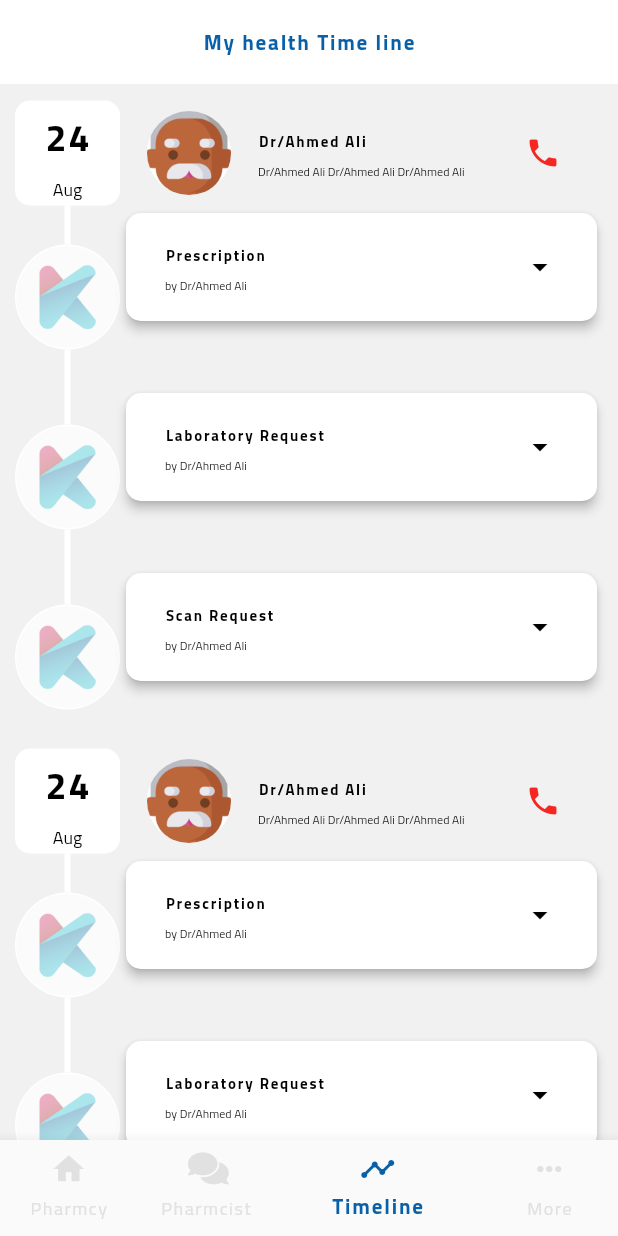
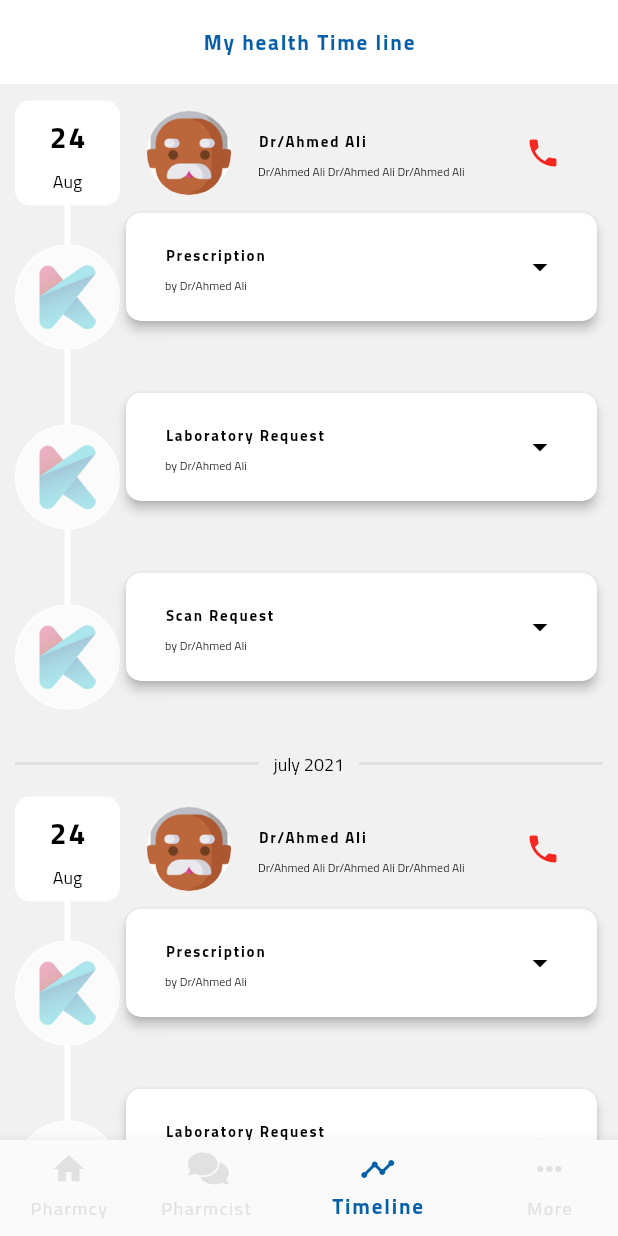
Before and after one commit to ahmedibrahim240/konsolto, a Flutter app: the screen it shows after launch, item 3 of the bottom bar chosen, on a phone screen of 412 x 824 dp. Run offline on Flutter 3.47's test engine with Material 2 defaults, Android fonts, the phone set to English and light mode, and no system bars; drawn by our look-alikes of timeline_tile; our stand-ins replace cached_network_image, carousel_indicator, carousel_slider, flutter_datetime_picker, font_awesome_flutter, smooth_star_rating; missing offline and left inert: code_fields, flutter_share; network calls fail.

Commit message:
edit timeline

```diff
--- a/lib/screens/timeline/TimeLine.dart
+++ b/lib/screens/timeline/TimeLine.dart
@@ -32,7 +32,61 @@ class _TimeLineState extends State<TimeLine> {
         padding: EdgeInsets.symmetric(horizontal: 10, vertical: 10),
         children: [
           CustomTimeLine(),
+          Row(
+            mainAxisAlignment: MainAxisAlignment.spaceBetween,
+            crossAxisAlignment: CrossAxisAlignment.center,
+            children: [
+              Expanded(
+                flex: 1,
+                child: Divider(
+                  color: customColorGray,
+                  thickness: 2,
+                ),
+              ),
+              spaceW(10),
+              Text(
+                'july 2021',
+                style: AppTheme.subHeading,
+              ),
+              spaceW(10),
+              Expanded(
+                flex: 1,
+                child: Divider(
+                  color: customColorGray,
+                  thickness: 2,
+                ),
+              ),
+            ],
+          ),
+          spaceH(10),
           CustomTimeLine(),
+          Row(
+            mainAxisAlignment: MainAxisAlignment.spaceBetween,
+            crossAxisAlignment: CrossAxisAlignment.center,
+            children: [
+              Expanded(
+                flex: 1,
+                child: Divider(
+                  color: customColorGray,
+                  thickness: 2,
+                ),
+              ),
+              spaceW(10),
+              Text(
+                'july 2021',
+                style: AppTheme.subHeading,
+              ),
+              spaceW(10),
+              Expanded(
+                flex: 1,
+                child: Divider(
+                  color: customColorGray,
+                  thickness: 2,
+                ),
+              ),
+            ],
+          ),
+          spaceH(10),
           CustomTimeLine(),
         ],
       ),
@@ -130,7 +184,7 @@ class PrscriptionsListview extends StatelessWidget {
                   child: Row(
                     children: [
                       Container(
-                        width: 150,
+                        width: 160,
                         decoration: BoxDecoration(
                           borderRadius: BorderRadius.circular(15),
                           border: Border.all(
@@ -139,6 +193,8 @@ class PrscriptionsListview extends StatelessWidget {
                           ),
                         ),
                         child: Row(
+                          crossAxisAlignment: CrossAxisAlignment.center,
+                          mainAxisAlignment: MainAxisAlignment.spaceBetween,
                           children: [
                             Container(
                               padding: EdgeInsets.symmetric(
@@ -159,11 +215,11 @@ class PrscriptionsListview extends StatelessWidget {
                                 ),
                               ),
                             ),
-                            spaceW(10),
                             Icon(
                               FontAwesomeIcons.cartPlus,
                               color: customColorGreen2,
                             ),
+                            spaceW(5),
                           ],
                         ),
                       ),
@@ -210,8 +266,8 @@ class _CustomTimeLineState extends State<CustomTimeLine> {
             width: 70,
             height: 70,
             indicator: Container(
-              width: 70,
-              height: 70,
+              width: 80,
+              height: 80,
               decoration: BoxDecoration(
                 borderRadius: BorderRadius.circular(10),
                 color: Colors.white,
@@ -223,7 +279,7 @@ class _CustomTimeLineState extends State<CustomTimeLine> {
                   Text(
                     '24',
                     style: AppTheme.heading.copyWith(
-                      fontSize: 25,
+                      fontSize: 20,
                     ),
                   ),
                   Text(
```
